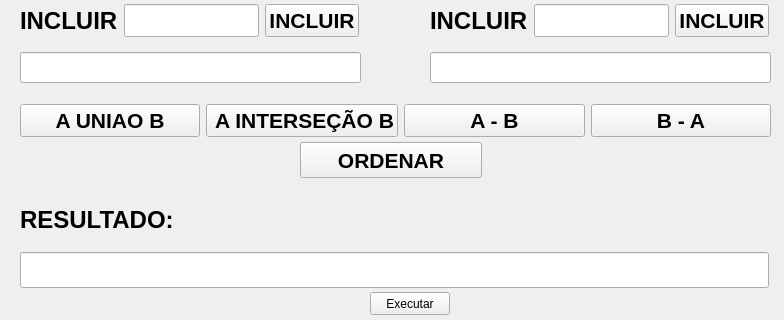
Qt form telaprincipal.ui (LeorafaelART/conjuntos1) before a commit; both pictures show x 0 to 784 and y 128 to 448 of the 784 by 801 pixel window.
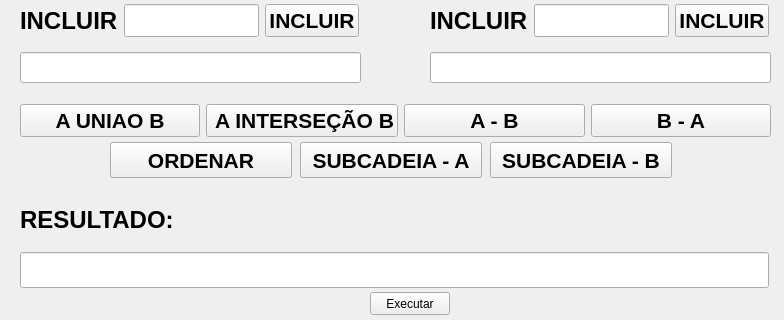
The same form after that commit.

What changed in the file:
```diff
--- a/telaprincipal.ui
+++ b/telaprincipal.ui
@@ -414,7 +414,7 @@
    <widget class="QPushButton" name="pushButtonOrdenar">
     <property name="geometry">
      <rect>
-      <x>300</x>
+      <x>110</x>
       <y>270</y>
       <width>182</width>
       <height>36</height>
@@ -430,6 +430,44 @@
      <string>ORDENAR</string>
     </property>
    </widget>
+   <widget class="QPushButton" name="pushButtonSubcadeia_A">
+    <property name="geometry">
+     <rect>
+      <x>300</x>
+      <y>270</y>
+      <width>182</width>
+      <height>36</height>
+     </rect>
+    </property>
+    <property name="font">
+     <font>
+      <pointsize>16</pointsize>
+      <bold>true</bold>
+     </font>
+    </property>
+    <property name="text">
+     <string>SUBCADEIA - A</string>
+    </property>
+   </widget>
+   <widget class="QPushButton" name="pushButtonSubcadeia_B">
+    <property name="geometry">
+     <rect>
+      <x>490</x>
+      <y>270</y>
+      <width>182</width>
+      <height>36</height>
+     </rect>
+    </property>
+    <property name="font">
+     <font>
+      <pointsize>16</pointsize>
+      <bold>true</bold>
+     </font>
+    </property>
+    <property name="text">
+     <string>SUBCADEIA - B</string>
+    </property>
+   </widget>
   </widget>
   <widget class="QMenuBar" name="menubar">
    <property name="geometry">
```
Left out of the diff: 2 changed lines with no effect on the pictures.
